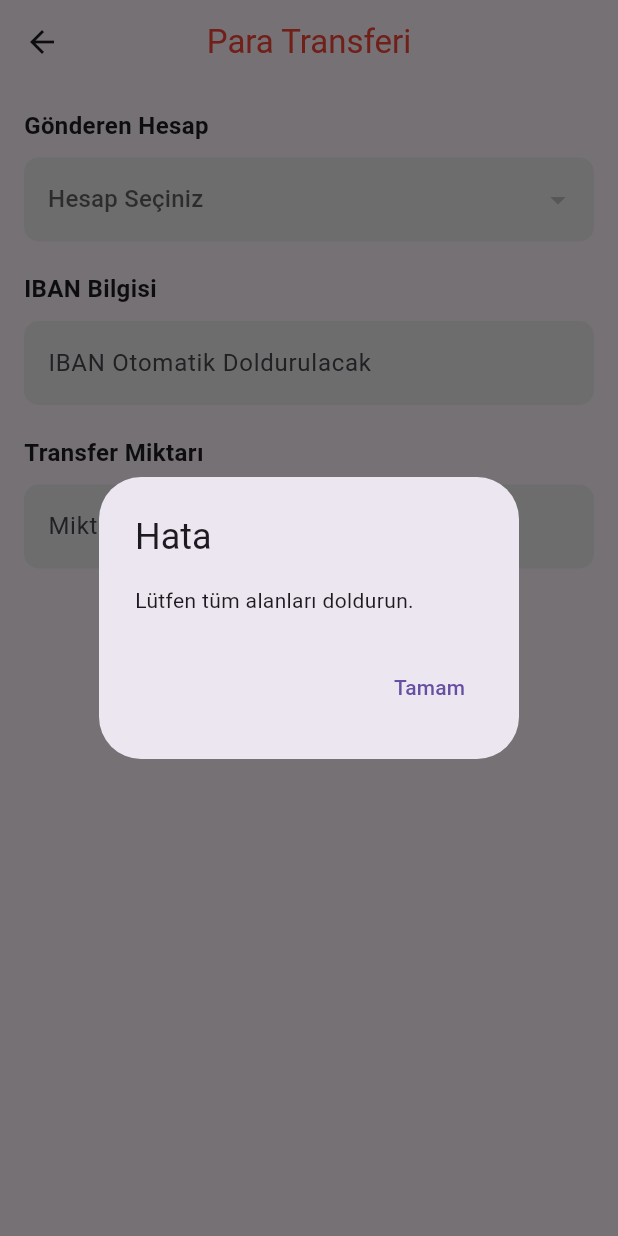
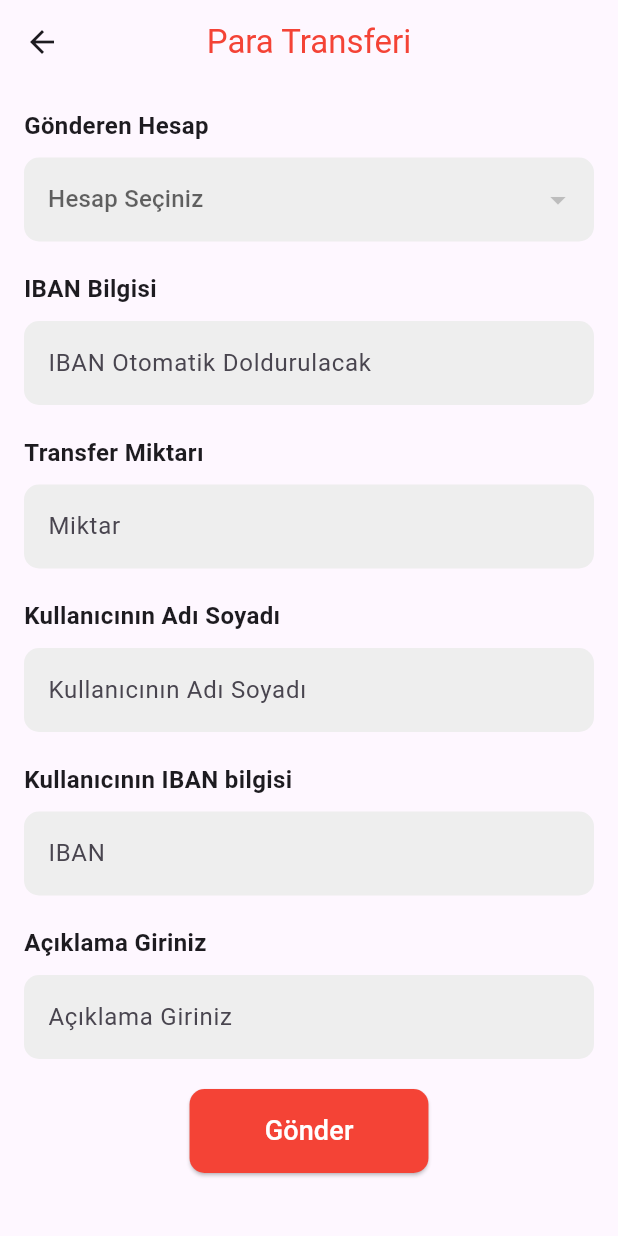
Before and after one commit to UKaanK/innovabank, a Flutter app: the TransferScreen screen opened directly with empty values, after a tap on "Gönder", on a phone screen of 412 x 824 dp. Run offline on Flutter 3.47's test engine with Material 3 defaults, Android fonts, the light colour scheme and no system bars; our stand-ins replace cloud_firestore, firebase_core, google_fonts; accounts and stored records are empty; Roboto replaces fonts that are missing (Arvo).

Commit message:
hesaplar arası para transferi
yapılan para transferleri  veri tabanına kayıt edilmesi ayarlandı

```diff
--- a/lib/models/transaction_model.dart
+++ b/lib/models/transaction_model.dart
@@ -1,19 +1,32 @@
-class Transaction {
-  final String transactionId;
+class TransactionModel {
   final String fromAccountId;
-  final String toAccountId;
+  final String toAccountIban;
   final double amount;
   final String transactionType;
   final DateTime timestamp;
   final String description;
+  final String recipientName;
 
-  Transaction({
-    required this.transactionId,
+  TransactionModel({
     required this.fromAccountId,
-    required this.toAccountId,
+    required this.toAccountIban,
     required this.amount,
     required this.transactionType,
     required this.timestamp,
     required this.description,
+    required this.recipientName,
   });
+
+  // Firestore'a yazarken kullanacağımız bir map fonksiyonu
+  Map<String, dynamic> toMap() {
+    return {
+      'fromAccountId': fromAccountId,
+      'toAccountIban': toAccountIban,
+      'amount': amount,
+      'transactionType': transactionType,
+      'timestamp': timestamp.toIso8601String(),
+      'description': description,
+      'recipientName': recipientName,
+    };
+  }
 }
--- a/lib/screens/account_add_screen.dart
+++ b/lib/screens/account_add_screen.dart
@@ -100,7 +100,7 @@ class _AccounAddScreenState extends State<AccounAddScreen> {
                   print("Bakiye: ${_balanceController.text}");
                   // Hesap oluşturma işlemi için backend servisi çağrılabilir.
                   _accountService.addAccount(widget.customer.customerId, _selectedAccountType!, double.parse(_balanceController.text));
-                  Navigator.pop(context);
+                  Navigator.pop(context,true);
                 } else {
                   // Uyarı ver
                   print("Lütfen tüm bilgileri doldurun.");
--- a/lib/screens/transfer_screen.dart
+++ b/lib/screens/transfer_screen.dart
@@ -1,6 +1,8 @@
 import 'package:flutter/material.dart';
 import 'package:google_fonts/google_fonts.dart';
 import 'package:innovabank/models/account_model.dart';
+import 'package:innovabank/models/transaction_model.dart';
+import 'package:innovabank/services/transfer_service.dart';
 
 class TransferScreen extends StatefulWidget {
   final List<Map<String, dynamic>> account;
@@ -13,36 +15,48 @@ class TransferScreen extends StatefulWidget {
 class _TransferScreenState extends State<TransferScreen> {
   final TextEditingController _ibanController = TextEditingController();
   final TextEditingController _amountController = TextEditingController();
+  final TextEditingController _recipientNameController =
+      TextEditingController();
+  final TextEditingController _recipientIbanController =
+      TextEditingController();
+  final TextEditingController _descriptionController = TextEditingController();
+
   String? _selectedAccount;
   late Map<String, String> _accounts;
 
   @override
   void initState() {
     super.initState();
-    // Hesapları burada başlatıyoruz ve widget.account bilgisiyle dolduruyoruz.
-    _accounts = {
-    };
+
+    _accounts = {};
     for (var acc in widget.account) {
-      // Hesap türü ve IBAN'ı map içine ekliyoruz
       String accountType = acc['accountType'] ?? 'Hesap Bilinmiyor';
       String iban = acc['iban'] ?? 'TR000000000000000000000000';
       _accounts[accountType] = iban;
     }
+
+    setState(() {
+      // Force UI update after initializing data
+    });
   }
 
   @override
   Widget build(BuildContext context) {
     return Scaffold(
       appBar: AppBar(
-        title: Text("Para Transferi", style: GoogleFonts.arvo(fontSize: 22, color: Colors.red)),
+        title: Text("Para Transferi",
+            style: GoogleFonts.arvo(fontSize: 22, color: Colors.red)),
         centerTitle: true,
       ),
       body: Padding(
         padding: const EdgeInsets.all(16.0),
+        child: SingleChildScrollView(
           child: Column(
             crossAxisAlignment: CrossAxisAlignment.start,
             children: [
-            Text("Gönderen Hesap", style: GoogleFonts.arvo(fontSize: 16, fontWeight: FontWeight.bold)),
+              Text("Gönderen Hesap",
+                  style: GoogleFonts.arvo(
+                      fontSize: 16, fontWeight: FontWeight.bold)),
               const SizedBox(height: 10),
               DropdownButtonFormField<String>(
                 value: _selectedAccount,
@@ -53,7 +67,8 @@ class _TransferScreenState extends State<TransferScreen> {
                     _ibanController.text = _accounts[newValue!]!;
                   });
                 },
-              items: _accounts.keys.map<DropdownMenuItem<String>>((String account) {
+                items: _accounts.keys
+                    .map<DropdownMenuItem<String>>((String account) {
                   return DropdownMenuItem<String>(
                     value: account,
                     child: Text(account),
@@ -69,7 +84,9 @@ class _TransferScreenState extends State<TransferScreen> {
                 ),
               ),
               const SizedBox(height: 20),
-            Text("IBAN Bilgisi", style: GoogleFonts.arvo(fontSize: 16, fontWeight: FontWeight.bold)),
+              Text("IBAN Bilgisi",
+                  style: GoogleFonts.arvo(
+                      fontSize: 16, fontWeight: FontWeight.bold)),
               const SizedBox(height: 10),
               TextField(
                 controller: _ibanController,
@@ -85,7 +102,9 @@ class _TransferScreenState extends State<TransferScreen> {
                 ),
               ),
               const SizedBox(height: 20),
-            Text("Transfer Miktarı", style: GoogleFonts.arvo(fontSize: 16, fontWeight: FontWeight.bold)),
+              Text("Transfer Miktarı",
+                  style: GoogleFonts.arvo(
+                      fontSize: 16, fontWeight: FontWeight.bold)),
               const SizedBox(height: 10),
               TextField(
                 controller: _amountController,
@@ -101,33 +120,92 @@ class _TransferScreenState extends State<TransferScreen> {
                 ),
               ),
               const SizedBox(height: 20),
+              Text("Kullanıcının Adı Soyadı",
+                  style: GoogleFonts.arvo(
+                      fontSize: 16, fontWeight: FontWeight.bold)),
+              const SizedBox(height: 10),
+              TextField(
+                controller: _recipientNameController,
+                decoration: InputDecoration(
+                  hintText: "Kullanıcının Adı Soyadı",
+                  filled: true,
+                  fillColor: Colors.grey.shade200,
+                  border: OutlineInputBorder(
+                    borderRadius: BorderRadius.circular(10),
+                    borderSide: BorderSide.none,
+                  ),
+                ),
+              ),
+              const SizedBox(height: 20),
+              Text("Kullanıcının IBAN bilgisi",
+                  style: GoogleFonts.arvo(
+                      fontSize: 16, fontWeight: FontWeight.bold)),
+              const SizedBox(height: 10),
+              TextField(
+                controller: _recipientIbanController,
+                decoration: InputDecoration(
+                  hintText: "IBAN",
+                  filled: true,
+                  fillColor: Colors.grey.shade200,
+                  border: OutlineInputBorder(
+                    borderRadius: BorderRadius.circular(10),
+                    borderSide: BorderSide.none,
+                  ),
+                ),
+              ),
+              const SizedBox(height: 20),
+              Text("Açıklama Giriniz",
+                  style: GoogleFonts.arvo(
+                      fontSize: 16, fontWeight: FontWeight.bold)),
+              const SizedBox(height: 10),
+              TextField(
+                controller: _descriptionController,
+                decoration: InputDecoration(
+                  hintText: "Açıklama Giriniz",
+                  filled: true,
+                  fillColor: Colors.grey.shade200,
+                  border: OutlineInputBorder(
+                    borderRadius: BorderRadius.circular(10),
+                    borderSide: BorderSide.none,
+                  ),
+                ),
+              ),
+              const SizedBox(height: 20),
               Center(
                 child: ElevatedButton(
-                onPressed: () {
-                  _performTransfer();
-                },
+                  onPressed: _performTransfer,
                   style: ElevatedButton.styleFrom(
-                  padding: const EdgeInsets.symmetric(horizontal: 50, vertical: 15),
+                    padding: const EdgeInsets.symmetric(
+                        horizontal: 50, vertical: 15),
                     shape: RoundedRectangleBorder(
                       borderRadius: BorderRadius.circular(10),
                     ),
                     backgroundColor: Colors.red,
                   ),
-                child: Text("Gönder", style: GoogleFonts.arvo(fontSize: 18, color: Colors.white)),
+                  child: Text("Gönder",
+                      style:
+                          GoogleFonts.arvo(fontSize: 18, color: Colors.white)),
                 ),
               ),
             ],
+          ),
         ),
       ),
     );
   }
 
   void _performTransfer() {
-    String iban = _ibanController.text;
+    String fromAccountId = _selectedAccount!; // Kullanıcı seçtiği hesap ID
+    String toAccountIban = _recipientIbanController.text;
     double? amount = double.tryParse(_amountController.text);
-    String? selectedAccount = _selectedAccount;
+    String recipientName = _recipientNameController.text;
+    String description = _descriptionController.text;
 
-    if (selectedAccount == null || iban.isEmpty || amount == null) {
+    if (fromAccountId.isEmpty ||
+        toAccountIban.isEmpty ||
+        amount == null ||
+        recipientName.isEmpty ||
+        description.isEmpty) {
       // Hata mesajı göster
       showDialog(
         context: context,
@@ -145,30 +223,39 @@ class _TransferScreenState extends State<TransferScreen> {
         },
       );
     } else {
-      // Transfer işlemi gerçekleştirme
+      // Transaction oluştur
+      TransactionModel newTransaction = TransactionModel(
+        fromAccountId: fromAccountId,
+        toAccountIban: toAccountIban,
+        amount: amount,
+        transactionType: 'Transfer',
+        timestamp: DateTime.now(),
+        description: description,
+        recipientName: recipientName,
+      );
+
+      // Firestore'a kaydet
+      FirestoreTransactionService().addTransaction(newTransaction).then((_) {
+        // Başarı mesajı
+        _showSuccessMessage();
+      }).catchError((error) {
+        // Hata mesajı
         showDialog(
           context: context,
           builder: (context) {
             return AlertDialog(
-            title: Text("Onay"),
-            content: Text("Transfer işlemini onaylıyor musunuz?"),
+              title: Text("Hata"),
+              content: Text("İşlem sırasında bir hata oluştu: $error"),
               actions: [
                 TextButton(
-                onPressed: () => Navigator.pop(context), // İşlemi iptal et
-                child: Text("Hayır"),
-              ),
-              TextButton(
-                onPressed: () {
-                  // Transfer işlemi başarılı
-                  Navigator.pop(context);
-                  _showSuccessMessage();
-                },
-                child: Text("Evet"),
+                  onPressed: () => Navigator.pop(context),
+                  child: Text("Tamam"),
                 ),
               ],
             );
           },
         );
+      });
     }
   }
 
--- /dev/null
+++ b/lib/services/transfer_service.dart
@@ -0,0 +1,10 @@
+import 'package:cloud_firestore/cloud_firestore.dart';
+import 'package:innovabank/models/transaction_model.dart';
+
+class FirestoreTransactionService {
+  final FirebaseFirestore _firestore = FirebaseFirestore.instance;
+
+  Future<void> addTransaction(TransactionModel transaction) async {
+    await _firestore.collection('transactions').add(transaction.toMap());
+  }
+}
```
Also changed, not shown: lib/screens/account_screen.dart (+52 -12 lines). Lines whose indentation alone changed are shown as unchanged.
